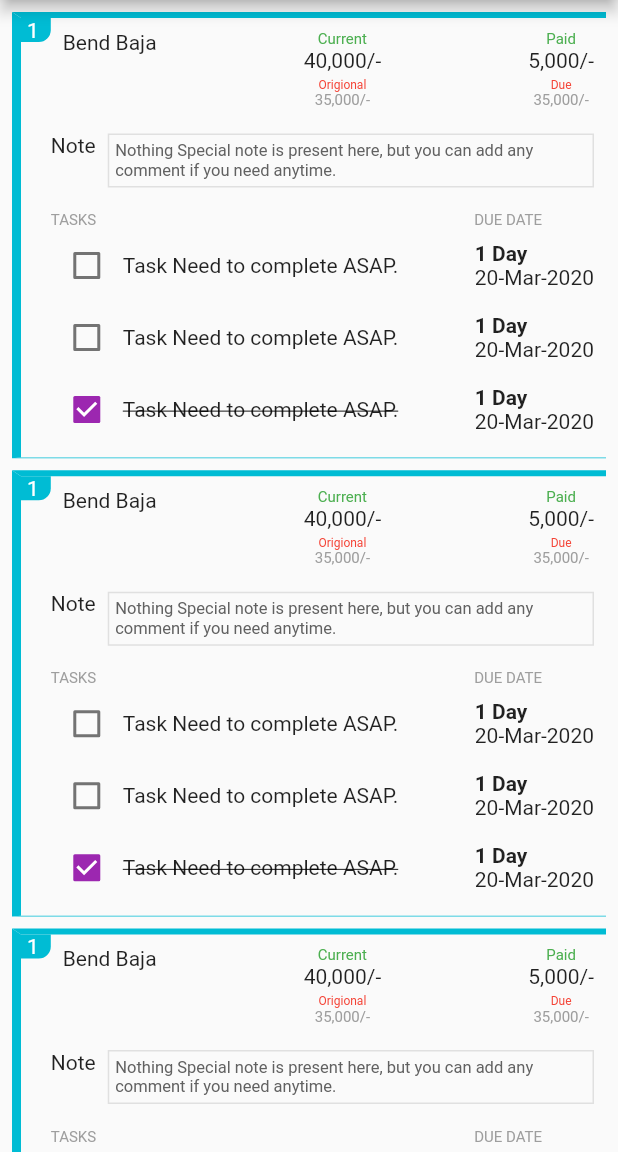
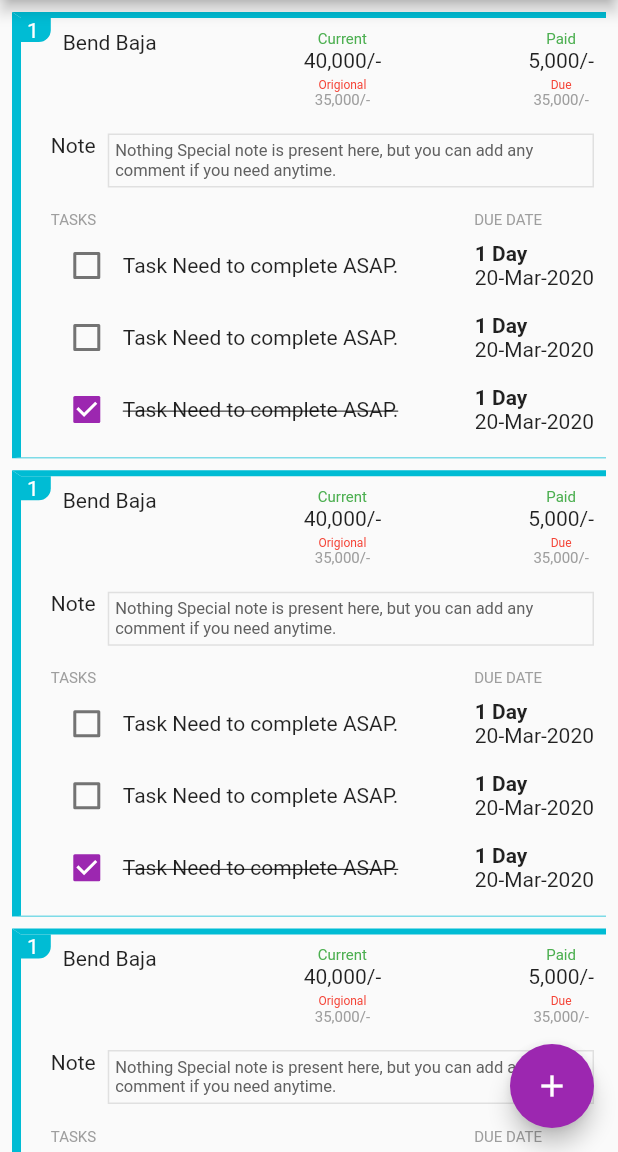
Before and after one commit to NalinMeher/Event-Manager, a Flutter app: the screen it shows after launch, on a phone screen of 412 x 824 dp, the part 84-1236 px from its top. Run offline on Flutter 3.47's test engine with Material 2 defaults, Android fonts, the phone set to English and light mode, and no system bars.

Commit message:
Added Floating Action Button

```diff
--- a/event_manager/lib/pages/Home.dart
+++ b/event_manager/lib/pages/Home.dart
@@ -13,6 +13,11 @@ class Home extends StatelessWidget {
         title: const Text("Event Manager"),
       ),
       body: const DashboardBody(),
+      floatingActionButton: FloatingActionButton(
+        onPressed:() {},
+        tooltip: 'Add Event',
+        child: const Icon(Icons.add),
+      ),
       drawer: const MyDrawer(),
     );
   }
```
